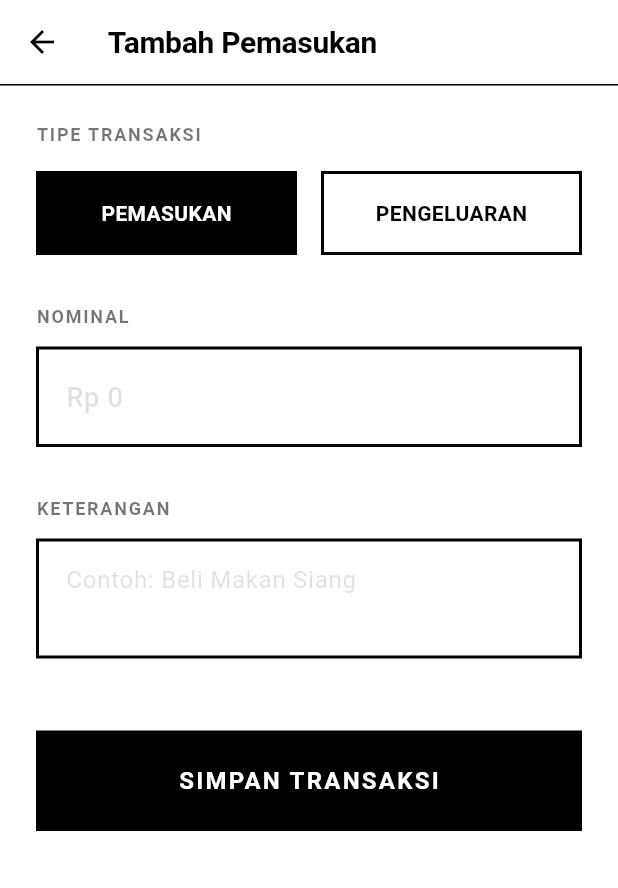
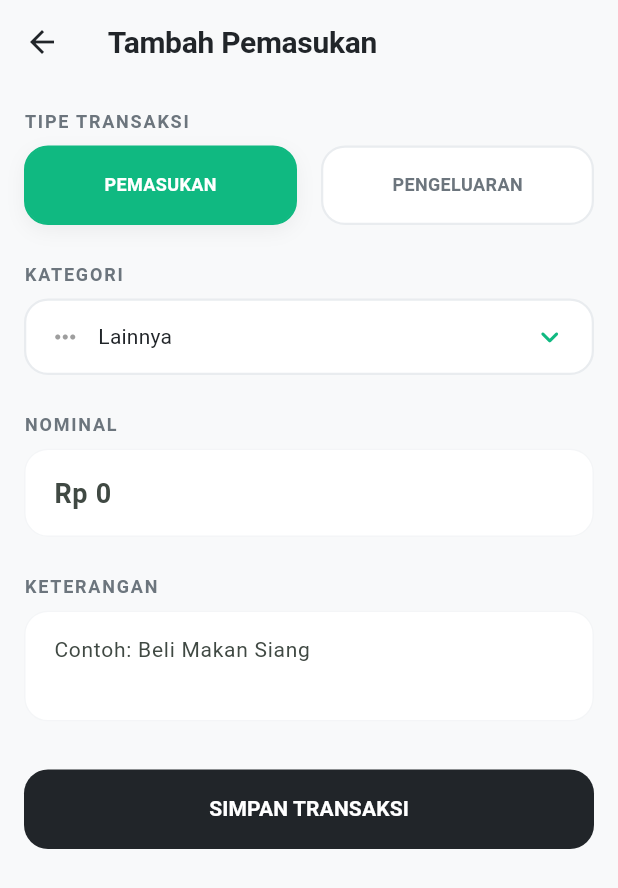
Before and after one commit to hifnikhalid18-lang/Smartkas, a Flutter app: the screen it shows after launch, after a tap on "Tambah Masuk", on a phone screen of 412 x 824 dp. Shown: the top 888 px of the screen. Run offline on Flutter 3.47's test engine with Material 3 defaults, Android fonts, the phone set to English and light mode, and no system bars; our stand-ins replace file_picker, flutter_local_notifications, share_plus, shared_preferences, timezone.

Commit message:
feat: add transaction categories with dropdown and visual chips

```diff
--- a/lib/models/transaction.dart
+++ b/lib/models/transaction.dart
@@ -6,6 +6,7 @@ class TransactionModel {
   final double amount;
   final DateTime date;
   final TransactionType type;
+  final String category;
 
   TransactionModel({
     required this.id,
@@ -13,6 +14,7 @@ class TransactionModel {
     required this.amount,
     required this.date,
     required this.type,
+    this.category = 'Lainnya',
   });
 
   Map<String, dynamic> toJson() {
@@ -22,6 +24,7 @@ class TransactionModel {
       'amount': amount,
       'date': date.toIso8601String(),
       'type': type.index,
+      'category': category,
     };
   }
 
@@ -32,6 +35,7 @@ class TransactionModel {
       amount: json['amount'],
       date: DateTime.parse(json['date']),
       type: TransactionType.values[json['type']],
+      category: json['category'] ?? 'Lainnya',
     );
   }
 }
--- a/lib/screens/input_screen.dart
+++ b/lib/screens/input_screen.dart
@@ -3,6 +3,9 @@ import 'package:flutter/services.dart';
 import '../models/transaction.dart';
 import '../providers/transaction_provider.dart';
 import '../utils/currency_formatter.dart';
+import '../utils/app_styles.dart';
+import '../widgets/category_dropdown.dart';
+import '../widgets/reusable_card.dart';
 
 class InputScreen extends StatefulWidget {
   final String type;
@@ -22,6 +25,7 @@ class _InputScreenState extends State<InputScreen> {
   late TextEditingController _nominalController;
   late TextEditingController _keteranganController;
   late TransactionType _selectedType;
+  late String _selectedCategory;
 
   String? _nominalError;
   String? _keteranganError;
@@ -41,6 +45,7 @@ class _InputScreenState extends State<InputScreen> {
         (widget.type == 'Pemasukan'
             ? TransactionType.pemasukan
             : TransactionType.pengeluaran);
+    _selectedCategory = widget.transactionToEdit?.category ?? 'Lainnya';
   }
 
   @override
@@ -56,7 +61,6 @@ class _InputScreenState extends State<InputScreen> {
     final String keterangan = _keteranganController.text.trim();
 
     setState(() {
-      // Validasi Nominal
       if (nominalText.isEmpty) {
         _nominalError = 'Nominal tidak boleh kosong';
         isValid = false;
@@ -73,7 +77,6 @@ class _InputScreenState extends State<InputScreen> {
         }
       }
 
-      // Validasi Keterangan
       if (keterangan.isEmpty) {
         _keteranganError = 'Keterangan tidak boleh kosong';
         isValid = false;
@@ -98,13 +101,15 @@ class _InputScreenState extends State<InputScreen> {
         amount: nominal,
         date: widget.transactionToEdit!.date,
         type: _selectedType,
+        category: _selectedCategory,
       );
       transactionProvider.updateTransaction(updatedTransaction);
 
       ScaffoldMessenger.of(context).showSnackBar(
         const SnackBar(
           content: Text('Transaksi berhasil diperbarui'),
-          backgroundColor: Colors.black,
+          behavior: SnackBarBehavior.floating,
+          backgroundColor: AppColors.primaryText,
         ),
       );
     } else {
@@ -114,13 +119,15 @@ class _InputScreenState extends State<InputScreen> {
         amount: nominal,
         date: DateTime.now(),
         type: _selectedType,
+        category: _selectedCategory,
       );
       transactionProvider.addTransaction(transaction);
 
       ScaffoldMessenger.of(context).showSnackBar(
         const SnackBar(
           content: Text('Transaksi berhasil ditambahkan'),
-          backgroundColor: Colors.black,
+          behavior: SnackBarBehavior.floating,
+          backgroundColor: AppColors.primaryText,
         ),
       );
     }
@@ -133,63 +140,40 @@ class _InputScreenState extends State<InputScreen> {
     final isEditing = widget.transactionToEdit != null;
 
     return Scaffold(
-      backgroundColor: Colors.white,
+      backgroundColor: AppColors.background,
       appBar: AppBar(
-        backgroundColor: Colors.white,
-        elevation: 0,
-        iconTheme: const IconThemeData(color: Colors.black),
-        title: Text(
-          isEditing ? 'Edit Transaksi' : 'Tambah ${widget.type}',
-          style: const TextStyle(
-            color: Colors.black,
-            fontWeight: FontWeight.bold,
-          ),
-        ),
-        bottom: PreferredSize(
-          preferredSize: const Size.fromHeight(1.0),
-          child: Container(
-            color: Colors.black,
-            height: 1.0,
-          ),
-        ),
+        title: Text(isEditing ? 'Edit Transaksi' : 'Tambah ${widget.type}'),
       ),
       body: SingleChildScrollView(
         child: Padding(
-          padding: const EdgeInsets.all(24.0),
+          padding: const EdgeInsets.all(AppSpacing.md),
           child: Column(
             crossAxisAlignment: CrossAxisAlignment.stretch,
             children: [
-              // 3. Transaction Type Selector
-              const Text(
-                'TIPE TRANSAKSI',
-                style: TextStyle(
-                  color: Colors.black54,
-                  fontSize: 12,
-                  fontWeight: FontWeight.bold,
-                  letterSpacing: 1.2,
-                ),
-              ),
-              const SizedBox(height: 16),
+              _buildSectionTitle('TIPE TRANSAKSI'),
+              const SizedBox(height: AppSpacing.sm),
               Row(
                 children: [
                   _buildTypeOption(TransactionType.pemasukan, 'PEMASUKAN'),
-                  const SizedBox(width: 16),
+                  const SizedBox(width: AppSpacing.md),
                   _buildTypeOption(TransactionType.pengeluaran, 'PENGELUARAN'),
                 ],
               ),
-              const SizedBox(height: 32),
+              const SizedBox(height: AppSpacing.lg),
 
-              // 1. Input Nominal Field
-              const Text(
-                'NOMINAL',
-                style: TextStyle(
-                  color: Colors.black54,
-                  fontSize: 12,
-                  fontWeight: FontWeight.bold,
-                  letterSpacing: 1.2,
-                ),
+              _buildSectionTitle('KATEGORI'),
+              const SizedBox(height: AppSpacing.sm),
+              CategoryDropdown(
+                type: _selectedType,
+                selectedCategory: _selectedCategory,
+                onChanged: (value) {
+                  if (value != null) setState(() => _selectedCategory = value);
+                },
               ),
-              const SizedBox(height: 12),
+              const SizedBox(height: AppSpacing.lg),
+
+              _buildSectionTitle('NOMINAL'),
+              const SizedBox(height: AppSpacing.sm),
               TextField(
                 controller: _nominalController,
                 keyboardType: TextInputType.number,
@@ -197,92 +181,77 @@ class _InputScreenState extends State<InputScreen> {
                   FilteringTextInputFormatter.digitsOnly,
                   RupiahInputFormatter(),
                 ],
-                style: const TextStyle(color: Colors.black, fontSize: 18, fontWeight: FontWeight.w500),
+                style: AppTextStyles.body.copyWith(fontSize: 18, fontWeight: FontWeight.bold),
                 decoration: InputDecoration(
                   hintText: 'Rp 0',
-                  hintStyle: const TextStyle(color: Colors.black12),
+                  filled: true,
+                  fillColor: AppColors.surface,
                   errorText: _nominalError,
-                  contentPadding: const EdgeInsets.symmetric(horizontal: 16, vertical: 20),
-                  enabledBorder: const OutlineInputBorder(
-                    borderSide: BorderSide(color: Colors.black, width: 2),
-                    borderRadius: BorderRadius.zero,
+                  contentPadding: const EdgeInsets.symmetric(horizontal: 16, vertical: 16),
+                  enabledBorder: OutlineInputBorder(
+                    borderSide: BorderSide(color: AppColors.border.withOpacity(0.5)),
+                    borderRadius: AppRadius.roundedMd,
                   ),
-                  focusedBorder: const OutlineInputBorder(
-                    borderSide: BorderSide(color: Colors.black, width: 2.5),
-                    borderRadius: BorderRadius.zero,
+                  focusedBorder: OutlineInputBorder(
+                    borderSide: const BorderSide(color: AppColors.accent, width: 1.5),
+                    borderRadius: AppRadius.roundedMd,
                   ),
-                  errorBorder: const OutlineInputBorder(
-                    borderSide: BorderSide(color: Colors.red, width: 2),
-                    borderRadius: BorderRadius.zero,
+                  errorBorder: OutlineInputBorder(
+                    borderSide: const BorderSide(color: AppColors.error, width: 1.5),
+                    borderRadius: AppRadius.roundedMd,
                   ),
-                  focusedErrorBorder: const OutlineInputBorder(
-                    borderSide: BorderSide(color: Colors.red, width: 2.5),
-                    borderRadius: BorderRadius.zero,
+                  focusedErrorBorder: OutlineInputBorder(
+                    borderSide: const BorderSide(color: AppColors.error, width: 2),
+                    borderRadius: AppRadius.roundedMd,
                   ),
                 ),
               ),
-              const SizedBox(height: 32),
+              const SizedBox(height: AppSpacing.lg),
 
-              // 2. Input Keterangan Field
-              const Text(
-                'KETERANGAN',
-                style: TextStyle(
-                  color: Colors.black54,
-                  fontSize: 12,
-                  fontWeight: FontWeight.bold,
-                  letterSpacing: 1.2,
-                ),
-              ),
-              const SizedBox(height: 12),
+              _buildSectionTitle('KETERANGAN'),
+              const SizedBox(height: AppSpacing.sm),
               TextField(
                 controller: _keteranganController,
                 maxLines: 2,
-                style: const TextStyle(color: Colors.black, fontSize: 16),
+                style: AppTextStyles.body,
                 decoration: InputDecoration(
                   hintText: 'Contoh: Beli Makan Siang',
-                  hintStyle: const TextStyle(color: Colors.black12),
+                  filled: true,
+                  fillColor: AppColors.surface,
                   errorText: _keteranganError,
                   contentPadding: const EdgeInsets.all(16),
-                  enabledBorder: const OutlineInputBorder(
-                    borderSide: BorderSide(color: Colors.black, width: 2),
-                    borderRadius: BorderRadius.zero,
+                  enabledBorder: OutlineInputBorder(
+                    borderSide: BorderSide(color: AppColors.border.withOpacity(0.5)),
+                    borderRadius: AppRadius.roundedMd,
                   ),
-                  focusedBorder: const OutlineInputBorder(
-                    borderSide: BorderSide(color: Colors.black, width: 2.5),
-                    borderRadius: BorderRadius.zero,
+                  focusedBorder: OutlineInputBorder(
+                    borderSide: const BorderSide(color: AppColors.accent, width: 1.5),
+                    borderRadius: AppRadius.roundedMd,
                   ),
-                  errorBorder: const OutlineInputBorder(
-                    borderSide: BorderSide(color: Colors.red, width: 2),
-                    borderRadius: BorderRadius.zero,
+                  errorBorder: OutlineInputBorder(
+                    borderSide: const BorderSide(color: AppColors.error, width: 1.5),
+                    borderRadius: AppRadius.roundedMd,
                   ),
-                  focusedErrorBorder: const OutlineInputBorder(
-                    borderSide: BorderSide(color: Colors.red, width: 2.5),
-                    borderRadius: BorderRadius.zero,
+                  focusedErrorBorder: OutlineInputBorder(
+                    borderSide: const BorderSide(color: AppColors.error, width: 2),
+                    borderRadius: AppRadius.roundedMd,
                   ),
                 ),
               ),
-              const SizedBox(height: 48),
+              const SizedBox(height: AppSpacing.xl),
 
-              // Submit Button
-              InkWell(
-                onTap: _simpan,
-                child: Container(
-                  padding: const EdgeInsets.symmetric(vertical: 20),
-                  decoration: BoxDecoration(
-                    color: Colors.black,
-                    border: Border.all(color: Colors.black, width: 2),
-                  ),
-                  child: Center(
-                    child: Text(
-                      isEditing ? 'UPDATE DATA' : 'SIMPAN TRANSAKSI',
-                      style: const TextStyle(
-                        color: Colors.white,
-                        fontSize: 16,
-                        fontWeight: FontWeight.bold,
-                        letterSpacing: 1.5,
-                      ),
-                    ),
-                  ),
+              ElevatedButton(
+                onPressed: _simpan,
+                style: ElevatedButton.styleFrom(
+                  backgroundColor: AppColors.primaryText,
+                  foregroundColor: Colors.white,
+                  padding: const EdgeInsets.symmetric(vertical: 16),
+                  shape: RoundedRectangleBorder(borderRadius: AppRadius.roundedMd),
+                  elevation: 0,
+                ),
+                child: Text(
+                  isEditing ? 'UPDATE DATA' : 'SIMPAN TRANSAKSI',
+                  style: AppTextStyles.body.copyWith(color: Colors.white, fontWeight: FontWeight.bold),
                 ),
               ),
             ],
@@ -292,24 +261,40 @@ class _InputScreenState extends State<InputScreen> {
     );
   }
 
+  Widget _buildSectionTitle(String title) {
+    return Text(
+      title,
+      style: AppTextStyles.caption.copyWith(fontWeight: FontWeight.bold, letterSpacing: 1.2),
+    );
+  }
+
   Widget _buildTypeOption(TransactionType type, String label) {
     final isSelected = _selectedType == type;
     return Expanded(
-      child: InkWell(
-        onTap: () => setState(() => _selectedType = type),
+      child: GestureDetector(
+        onTap: () => setState(() {
+          _selectedType = type;
+          // Reset category to default of new type
+          _selectedCategory = 'Lainnya';
+        }),
         child: Container(
           padding: const EdgeInsets.symmetric(vertical: 16),
           decoration: BoxDecoration(
-            color: isSelected ? Colors.black : Colors.white,
-            border: Border.all(color: Colors.black, width: 2),
+            color: isSelected ? AppColors.accent : AppColors.surface,
+            borderRadius: AppRadius.roundedMd,
+            border: Border.all(
+              color: isSelected ? AppColors.accent : AppColors.border,
+              width: 1.5,
+            ),
+            boxShadow: isSelected ? AppColors.softShadow : null,
           ),
           child: Center(
             child: Text(
               label,
-              style: TextStyle(
-                color: isSelected ? Colors.white : Colors.black,
-                fontSize: 14,
+              style: AppTextStyles.body.copyWith(
+                color: isSelected ? Colors.white : AppColors.secondaryText,
                 fontWeight: FontWeight.bold,
+                fontSize: 12,
               ),
             ),
           ),
--- /dev/null
+++ b/lib/utils/category_helper.dart
@@ -0,0 +1,55 @@
+import 'package:flutter/material.dart';
+import '../models/transaction.dart';
+
+class CategoryHelper {
+  static const List<String> expenseCategories = [
+    'Makan',
+    'Transportasi',
+    'Belanja',
+    'Tagihan',
+    'Pendidikan',
+    'Lainnya',
+  ];
+
+  static const List<String> incomeCategories = [
+    'Gaji',
+    'Bonus',
+    'Jualan',
+    'Kiriman',
+    'Lainnya',
+  ];
+
+  static List<String> getCategoriesByType(TransactionType type) {
+    return type == TransactionType.pengeluaran ? expenseCategories : incomeCategories;
+  }
+
+  static IconData getCategoryIcon(String category) {
+    switch (category) {
+      case 'Makan': return Icons.restaurant_rounded;
+      case 'Transportasi': return Icons.directions_car_rounded;
+      case 'Belanja': return Icons.shopping_bag_rounded;
+      case 'Tagihan': return Icons.receipt_long_rounded;
+      case 'Pendidikan': return Icons.school_rounded;
+      case 'Gaji': return Icons.payments_rounded;
+      case 'Bonus': return Icons.card_giftcard_rounded;
+      case 'Jualan': return Icons.storefront_rounded;
+      case 'Kiriman': return Icons.send_rounded;
+      default: return Icons.more_horiz_rounded;
+    }
+  }
+
+  static Color getCategoryColor(String category) {
+    switch (category) {
+      case 'Makan': return Colors.orange;
+      case 'Transportasi': return Colors.blue;
+      case 'Belanja': return Colors.purple;
+      case 'Tagihan': return Colors.red;
+      case 'Pendidikan': return Colors.indigo;
+      case 'Gaji': return Colors.green;
+      case 'Bonus': return Colors.amber;
+      case 'Jualan': return Colors.teal;
+      case 'Kiriman': return Colors.cyan;
+      default: return Colors.grey;
+    }
+  }
+}
--- /dev/null
+++ b/lib/widgets/category_chip.dart
@@ -0,0 +1,43 @@
+import 'package:flutter/material.dart';
+import '../utils/category_helper.dart';
+import '../utils/app_styles.dart';
+
+class CategoryChip extends StatelessWidget {
+  final String category;
+
+  const CategoryChip({super.key, required this.category});
+
+  @override
+  Widget build(BuildContext context) {
+    return Container(
+      padding: const EdgeInsets.symmetric(horizontal: 10, vertical: 4),
+      decoration: BoxDecoration(
+        color: CategoryHelper.getCategoryColor(category).withOpacity(0.1),
+        borderRadius: BorderRadius.circular(20),
+        border: Border.all(
+          color: CategoryHelper.getCategoryColor(category).withOpacity(0.3),
+          width: 1,
+        ),
+      ),
+      child: Row(
+        mainAxisSize: MainAxisSize.min,
+        children: [
+          Icon(
+            CategoryHelper.getCategoryIcon(category),
+            size: 14,
+            color: CategoryHelper.getCategoryColor(category),
+          ),
+          const SizedBox(width: 4),
+          Text(
+            category,
+            style: AppTextStyles.caption.copyWith(
+              color: CategoryHelper.getCategoryColor(category),
+              fontWeight: FontWeight.bold,
+              fontSize: 10,
+            ),
+          ),
+        ],
+      ),
+    );
+  }
+}
--- /dev/null
+++ b/lib/widgets/category_dropdown.dart
@@ -0,0 +1,60 @@
+import 'package:flutter/material.dart';
+import '../utils/category_helper.dart';
+import '../models/transaction.dart';
+import '../utils/app_styles.dart';
+
+class CategoryDropdown extends StatelessWidget {
+  final TransactionType type;
+  final String selectedCategory;
+  final Function(String?) onChanged;
+
+  const CategoryDropdown({
+    super.key,
+    required this.type,
+    required this.selectedCategory,
+    required this.onChanged,
+  });
+
+  @override
+  Widget build(BuildContext context) {
+    final categories = CategoryHelper.getCategoriesByType(type);
+
+    // Ensure selectedCategory is in the current categories list
+    final currentCategory = categories.contains(selectedCategory)
+        ? selectedCategory
+        : categories.first;
+
+    return Container(
+      padding: const EdgeInsets.symmetric(horizontal: 16),
+      decoration: BoxDecoration(
+        color: AppColors.surface,
+        borderRadius: AppRadius.roundedMd,
+        border: Border.all(color: AppColors.border, width: 1.5),
+      ),
+      child: DropdownButtonHideUnderline(
+        child: DropdownButton<String>(
+          value: currentCategory,
+          isExpanded: true,
+          icon: const Icon(Icons.keyboard_arrow_down_rounded, color: AppColors.accent),
+          onChanged: onChanged,
+          items: categories.map((category) {
+            return DropdownMenuItem<String>(
+              value: category,
+              child: Row(
+                children: [
+                  Icon(
+                    CategoryHelper.getCategoryIcon(category),
+                    size: 20,
+                    color: CategoryHelper.getCategoryColor(category),
+                  ),
+                  const SizedBox(width: 12),
+                  Text(category, style: AppTextStyles.body),
+                ],
+              ),
+            );
+          }).toList(),
+        ),
+      ),
+    );
+  }
+}
--- a/lib/widgets/transaction_item.dart
+++ b/lib/widgets/transaction_item.dart
@@ -2,7 +2,9 @@ import 'package:flutter/material.dart';
 import '../models/transaction.dart';
 import '../utils/app_styles.dart';
 import '../utils/currency_formatter.dart';
+import '../utils/category_helper.dart';
 import 'reusable_card.dart';
+import 'category_chip.dart';
 
 class TransactionItem extends StatelessWidget {
   final TransactionModel transaction;
@@ -19,23 +21,24 @@ class TransactionItem extends StatelessWidget {
   @override
   Widget build(BuildContext context) {
     final isIncome = transaction.type == TransactionType.pemasukan;
+    final categoryColor = CategoryHelper.getCategoryColor(transaction.category);
 
     return ReusableCard(
       margin: EdgeInsets.zero,
-      padding: const EdgeInsets.symmetric(horizontal: AppSpacing.md, vertical: AppSpacing.sm),
+      padding: const EdgeInsets.symmetric(horizontal: AppSpacing.md, vertical: AppSpacing.md),
       onTap: onTap,
       child: Row(
         children: [
           Container(
-            padding: const EdgeInsets.all(10),
+            padding: const EdgeInsets.all(12),
             decoration: BoxDecoration(
-              color: (isIncome ? AppColors.success : AppColors.error).withOpacity(0.1),
-              borderRadius: BorderRadius.circular(12),
+              color: categoryColor.withOpacity(0.1),
+              borderRadius: BorderRadius.circular(16),
             ),
             child: Icon(
-              isIncome ? Icons.south_west_rounded : Icons.north_east_rounded,
-              color: isIncome ? AppColors.success : AppColors.error,
-              size: 20,
+              CategoryHelper.getCategoryIcon(transaction.category),
+              color: categoryColor,
+              size: 22,
             ),
           ),
           const SizedBox(width: AppSpacing.md),
@@ -45,14 +48,12 @@ class TransactionItem extends StatelessWidget {
               children: [
                 Text(
                   transaction.title,
-                  style: AppTextStyles.body.copyWith(fontWeight: FontWeight.w600),
+                  style: AppTextStyles.body.copyWith(fontWeight: FontWeight.bold),
                   maxLines: 1,
                   overflow: TextOverflow.ellipsis,
                 ),
-                Text(
-                  transaction.date.toString().split(' ')[0], // Simple date display
-                  style: AppTextStyles.caption,
-                ),
+                const SizedBox(height: 4),
+                CategoryChip(category: transaction.category),
               ],
             ),
           ),
@@ -64,13 +65,23 @@ class TransactionItem extends StatelessWidget {
                 style: AppTextStyles.body.copyWith(
                   fontWeight: FontWeight.bold,
                   color: isIncome ? AppColors.success : AppColors.error,
+                  fontSize: 13,
                 ),
               ),
-              IconButton(
-                onPressed: onDelete,
-                icon: const Icon(Icons.delete_outline_rounded, size: 18, color: AppColors.secondaryText),
-                padding: EdgeInsets.zero,
-                constraints: const BoxConstraints(),
+              const SizedBox(height: 4),
+              Row(
+                mainAxisSize: MainAxisSize.min,
+                children: [
+                  Text(
+                    transaction.date.toString().split(' ')[0],
+                    style: AppTextStyles.caption.copyWith(fontSize: 10),
+                  ),
+                  const SizedBox(width: 8),
+                  InkWell(
+                    onTap: onDelete,
+                    child: const Icon(Icons.delete_outline_rounded, size: 16, color: AppColors.error),
+                  ),
+                ],
               ),
             ],
           ),
```
